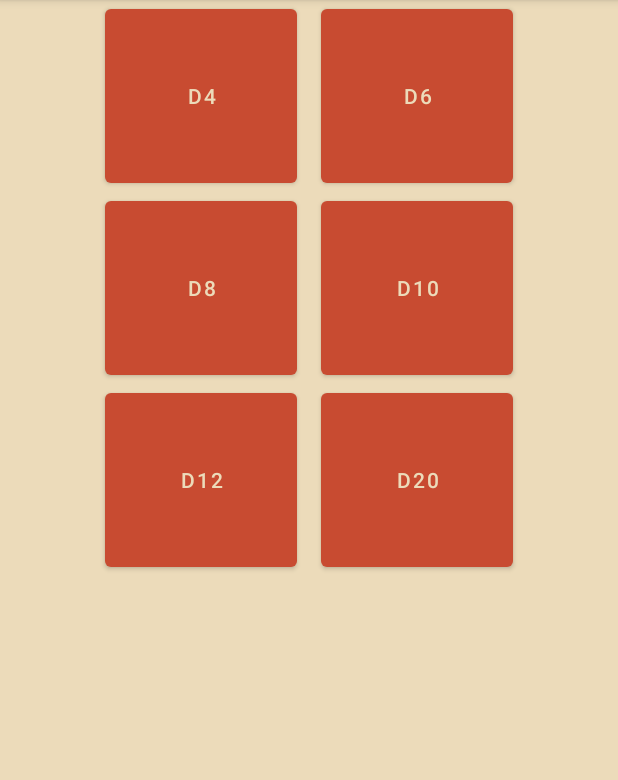
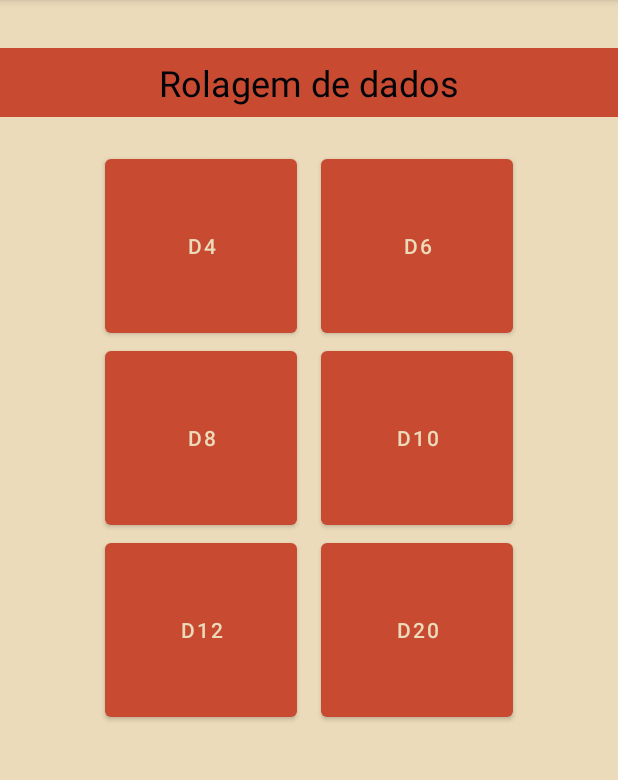
Before and after one commit to JoaoVSouto/rpg-companion-app, an Android app: the DadosActivity screen opened directly, with no data from a screen before it, on a phone screen of 412 x 824 dp, the part 84-864 px from its top. Run offline under Robolectric (Android 15) with nearby library versions, the phone set to English and light mode, and no system bars.

Commit message:
add heading to dice page

```diff
--- a/app/src/main/res/layout/activity_dados.xml
+++ b/app/src/main/res/layout/activity_dados.xml
@@ -7,9 +7,28 @@
     tools:context=".DadosActivity"
     android:background="@color/beige">
 
+    <TextView
+        android:id="@+id/textView"
+        android:layout_width="0dp"
+        android:layout_height="46dp"
+        android:layout_marginTop="32dp"
+        android:background="@color/brick"
+        android:gravity="center_vertical"
+        android:text="Rolagem de dados"
+        android:textAlignment="center"
+        android:textColor="@color/black"
+        android:textSize="24sp"
+        app:layout_constraintEnd_toEndOf="parent"
+        app:layout_constraintStart_toStartOf="parent"
+        app:layout_constraintTop_toTopOf="parent" />
+
     <TableLayout
         android:layout_width="match_parent"
-        android:layout_height="match_parent">
+        android:layout_height="match_parent"
+        android:layout_marginTop="100dp"
+        app:layout_constraintEnd_toEndOf="parent"
+        app:layout_constraintStart_toStartOf="parent"
+        app:layout_constraintTop_toBottomOf="@+id/textView">
 
         <TableRow
             android:layout_width="match_parent"
```
